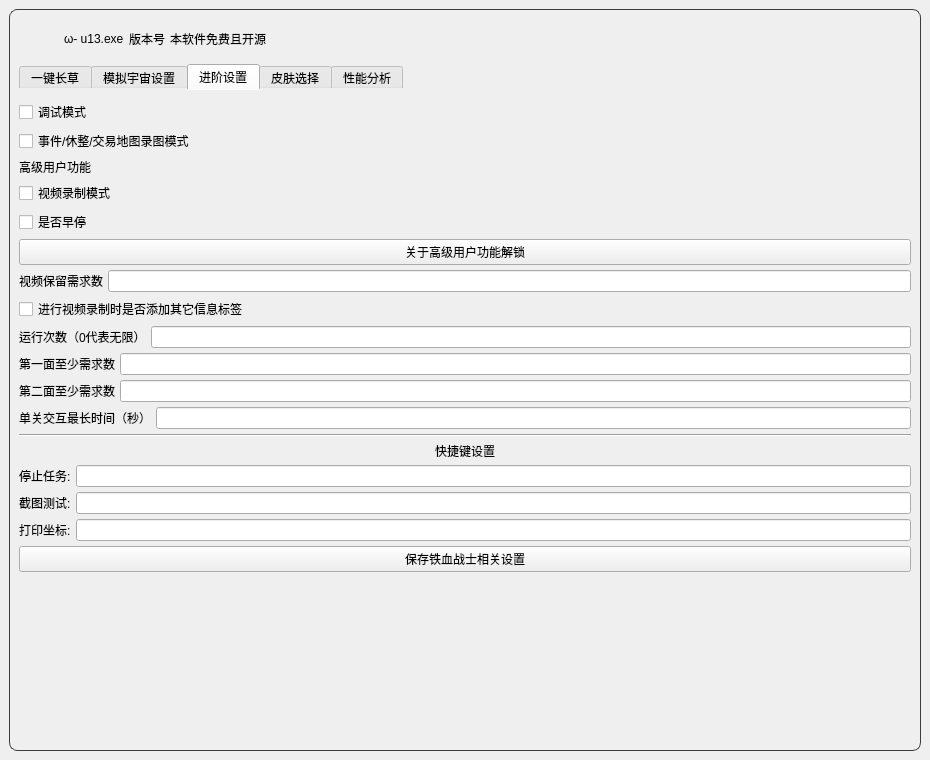
Above: resource/ui/UI.ui from Illusory-moon/Simulated_Scepter before the change. Below: the same form after it.
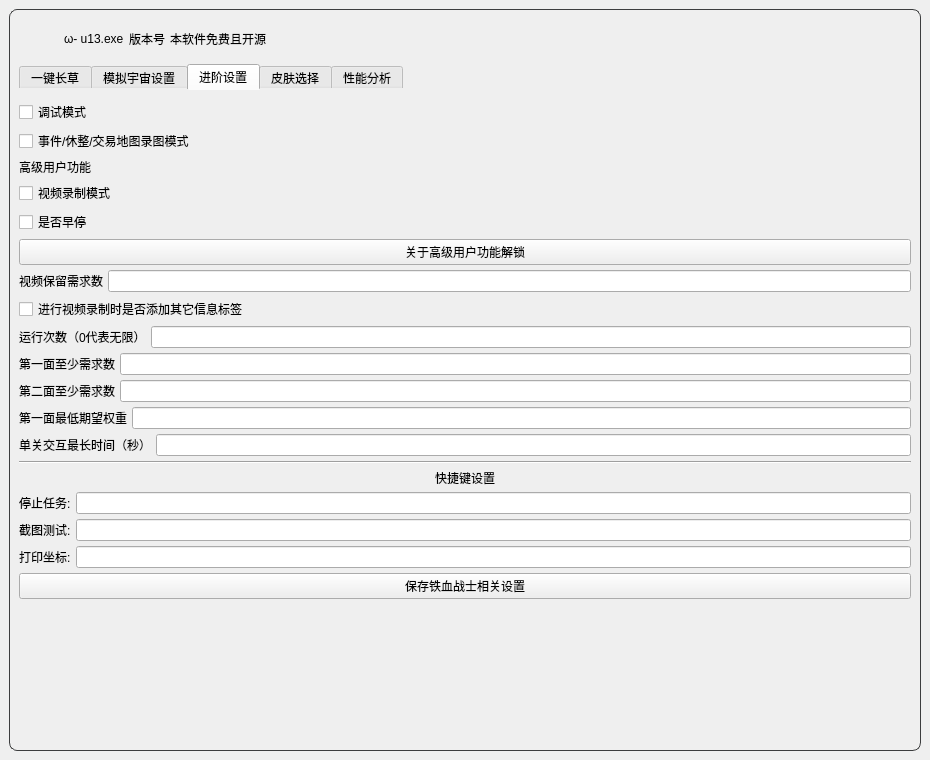
That is the form after the change. The open tabs and pages were chosen to show the change. Icons and pictures are not drawn.

What changed in the file:
```diff
--- a/resource/ui/UI.ui
+++ b/resource/ui/UI.ui
@@ -1214,6 +1214,20 @@
                </item>
               </layout>
              </item>
+             <item>
+              <layout class="QHBoxLayout" name="horizontalLayout_min_weight">
+               <item>
+                <widget class="QLabel" name="label_min_weight">
+                 <property name="text">
+                  <string>第一面最低期望权重</string>
+                 </property>
+                </widget>
+               </item>
+               <item>
+                <widget class="QLineEdit" name="Iron_blood_first_plane_min_weight_input"/>
+               </item>
+              </layout>
+             </item>
              <item>
               <layout class="QHBoxLayout" name="horizontalLayout_interact_time">
                <item>
```
